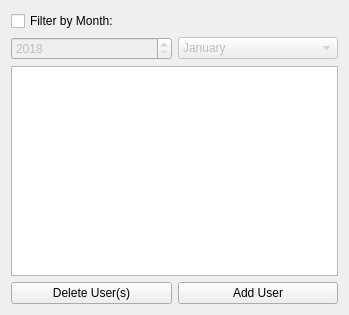
tsukidan/team-blank-CS1C, file src/memberlisttab.ui: the form before one commit.
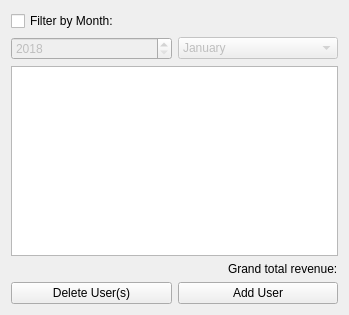
The form after the commit.

The edit to the form file:
```diff
--- a/src/memberlisttab.ui
+++ b/src/memberlisttab.ui
@@ -115,6 +115,13 @@
      </property>
     </widget>
    </item>
+   <item alignment="Qt::AlignRight">
+    <widget class="QLabel" name="totalRevenue">
+     <property name="text">
+      <string>Grand total revenue:</string>
+     </property>
+    </widget>
+   </item>
    <item>
     <layout class="QHBoxLayout" name="horizontalLayout">
      <property name="topMargin">
```
